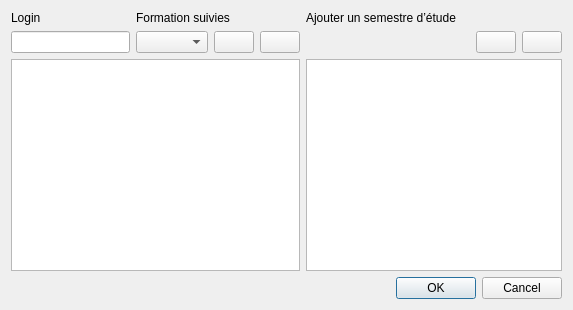
First picture: the form in qt/ui/adddossierdialog.ui, repository alecalve/UTProfiler, before the edit.
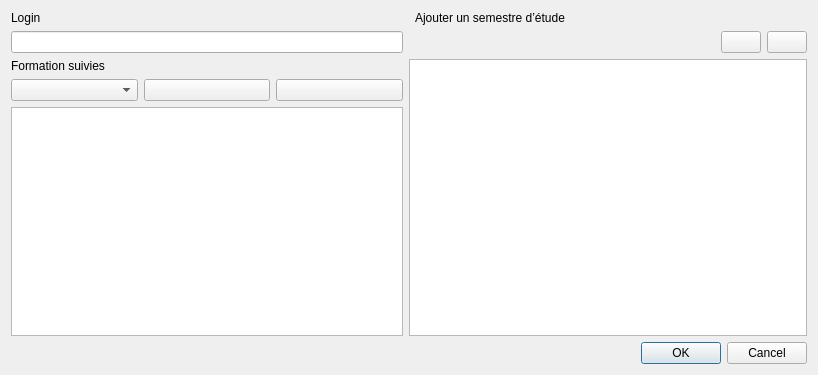
Second picture: the form after the edit. Icons and pictures are not drawn.

Diff of the .ui file:
```diff
--- a/qt/ui/adddossierdialog.ui
+++ b/qt/ui/adddossierdialog.ui
@@ -6,8 +6,8 @@
    <rect>
     <x>0</x>
     <y>0</y>
-    <width>573</width>
-    <height>310</height>
+    <width>818</width>
+    <height>375</height>
    </rect>
   </property>
   <property name="windowTitle">
@@ -16,51 +16,8 @@
   <layout class="QVBoxLayout" name="verticalLayout">
    <item>
     <layout class="QGridLayout" name="gridLayout">
-     <item row="1" column="1">
-      <layout class="QHBoxLayout" name="horizontalLayout">
-       <item>
-        <widget class="QComboBox" name="formationBox"/>
-       </item>
-       <item>
-        <widget class="QPushButton" name="addFormation">
-         <property name="text">
-          <string/>
-         </property>
-         <property name="icon">
-          <iconset resource="../icons.qrc">
-           <normaloff>:/new/icons/add.png</normaloff>:/new/icons/add.png</iconset>
-         </property>
-        </widget>
-       </item>
-       <item>
-        <widget class="QPushButton" name="deleteFormation">
-         <property name="text">
-          <string/>
-         </property>
-         <property name="icon">
-          <iconset resource="../icons.qrc">
-           <normaloff>:/new/icons/bin.png</normaloff>:/new/icons/bin.png</iconset>
-         </property>
-        </widget>
-       </item>
-      </layout>
-     </item>
-     <item row="1" column="0">
-      <widget class="QLineEdit" name="loginEdit"/>
-     </item>
-     <item row="0" column="0">
-      <widget class="QLabel" name="label">
-       <property name="text">
-        <string>Login</string>
-       </property>
-      </widget>
-     </item>
-     <item row="0" column="1">
-      <widget class="QLabel" name="label_2">
-       <property name="text">
-        <string>Formation suivies</string>
-       </property>
-      </widget>
+     <item row="4" column="0">
+      <widget class="QTableWidget" name="tableWidget"/>
      </item>
      <item row="0" column="2">
       <widget class="QLabel" name="label_3">
@@ -69,11 +26,12 @@
        </property>
       </widget>
      </item>
-     <item row="2" column="0" colspan="2">
-      <widget class="QTableWidget" name="tableWidget"/>
-     </item>
-     <item row="2" column="2">
-      <widget class="QTableWidget" name="tableSemestre"/>
+     <item row="0" column="0">
+      <widget class="QLabel" name="label">
+       <property name="text">
+        <string>Login</string>
+       </property>
+      </widget>
      </item>
      <item row="1" column="2">
       <layout class="QHBoxLayout" name="horizontalLayout_2">
@@ -114,6 +72,48 @@
        </item>
       </layout>
      </item>
+     <item row="1" column="0">
+      <widget class="QLineEdit" name="loginEdit"/>
+     </item>
+     <item row="2" column="0">
+      <widget class="QLabel" name="label_2">
+       <property name="text">
+        <string>Formation suivies</string>
+       </property>
+      </widget>
+     </item>
+     <item row="3" column="0">
+      <layout class="QHBoxLayout" name="horizontalLayout">
+       <item>
+        <widget class="QComboBox" name="formationBox"/>
+       </item>
+       <item>
+        <widget class="QPushButton" name="addFormation">
+         <property name="text">
+          <string/>
+         </property>
+         <property name="icon">
+          <iconset resource="../icons.qrc">
+           <normaloff>:/new/icons/add.png</normaloff>:/new/icons/add.png</iconset>
+         </property>
+        </widget>
+       </item>
+       <item>
+        <widget class="QPushButton" name="deleteFormation">
+         <property name="text">
+          <string/>
+         </property>
+         <property name="icon">
+          <iconset resource="../icons.qrc">
+           <normaloff>:/new/icons/bin.png</normaloff>:/new/icons/bin.png</iconset>
+         </property>
+        </widget>
+       </item>
+      </layout>
+     </item>
+     <item row="2" column="1" rowspan="3" colspan="2">
+      <widget class="QTableWidget" name="tableSemestre"/>
+     </item>
     </layout>
    </item>
    <item>
```
